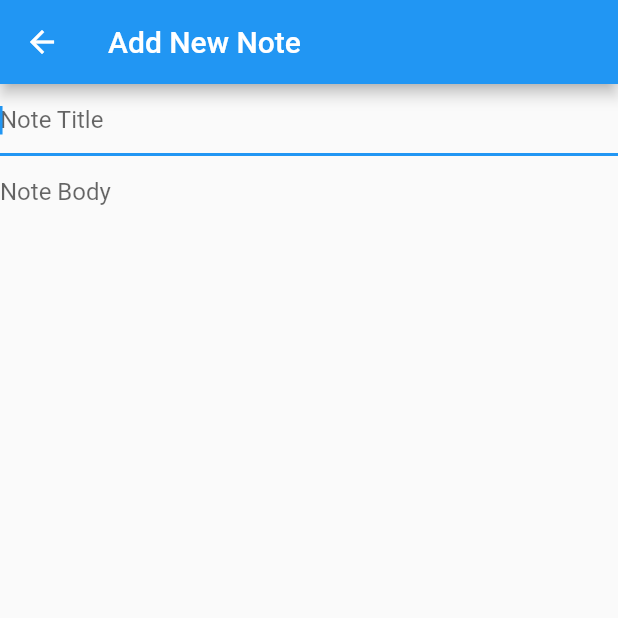
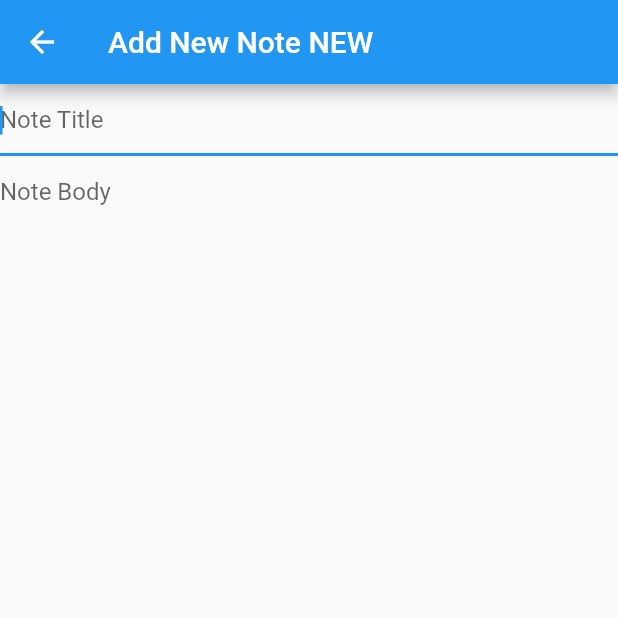
Before and after one commit to scottwinter/flutter_from_scratch, a Flutter app: the screen it shows after launch, after a tap on the "add" icon, on a phone screen of 412 x 824 dp, the top half of it. Run offline on Flutter 3.47's test engine with Material 2 defaults, Android fonts, the phone set to English and light mode, and no system bars; our stand-ins replace splashscreen, sqflite; accounts and stored records are empty.

Commit message:
Commiting some text field changes to I don't lose them when I merge.

```diff
--- /dev/null
+++ b/lib/pages/add_new_note.dart
@@ -0,0 +1,67 @@
+import 'package:flutter/material.dart';
+
+import 'package:flutter_from_scratch/model/note.dart';
+import 'package:flutter_from_scratch/repository/database.dart';
+
+class AddNewNote extends StatefulWidget {
+  @override
+  AddNewNoteState createState() => new AddNewNoteState();
+}
+
+class AddNewNoteState extends State<AddNewNote> {
+  final DatabaseHelper db = new DatabaseHelper();
+  final noteTitleController = TextEditingController();
+  final noteBodyController = TextEditingController();
+  static GlobalKey<FormState> _formKey = new GlobalKey<FormState>();
+  @override
+  Widget build(BuildContext context) {
+    return new Scaffold(
+      appBar: new AppBar(
+        title: Text("Add New Note NEW"),
+      ),
+      body: Container(
+        child: Column(children: [
+          TextField(
+            autofocus: true,
+            controller: noteTitleController,
+            decoration: InputDecoration(hintText: "Note Title"),
+          ),
+          Container(
+
+            child: Expanded(
+              flex: 1,
+              child: TextField(
+                    key: _formKey,
+                    maxLines: null,
+                    keyboardType: TextInputType.multiline,
+                    textAlign: TextAlign.left,
+                    controller: noteBodyController,
+                    decoration: InputDecoration(
+                        hintText: "Note Body",
+                        border: InputBorder.none
+                    ),
+                  ),
+
+            ),
+          ),
+          Container(
+            height: 20.0,
+          )
+        ]),
+      ), // Create function call here to populate body
+      floatingActionButton: FloatingActionButton(
+        onPressed: () {
+          db.saveNote(Note.data(
+              noteTitleController.text,
+              noteBodyController.text,
+              new DateTime.now().millisecondsSinceEpoch))
+              .then((_) {
+            Navigator.pop(context, 'save');
+          });
+        },
+        child: Icon(Icons.save),
+      ),
+    );
+  }
+
+}
--- a/lib/pages/main_page.dart
+++ b/lib/pages/main_page.dart
@@ -1,8 +1,7 @@
 import 'package:flutter/material.dart';
+import 'package:flutter_from_scratch/model/note.dart';
+import 'package:flutter_from_scratch/pages/add_new_note.dart';
 import 'package:flutter_from_scratch/pages/view_note.dart';
-import 'package:flutter_from_scratch/pages/add_note.dart';
-import 'package:flutter_from_scratch/model/note.dart';
-import 'package:flutter_from_scratch/repository/notes_repo.dart';
 import 'package:flutter_from_scratch/repository/database.dart';
 import 'package:splashscreen/splashscreen.dart';
 
@@ -139,7 +138,7 @@ class MainPageState extends State<MainPage> {
   void _createNewNote(BuildContext context) async {
     String result = await Navigator.push(
       context,
-      MaterialPageRoute(builder: (context) => AddNote()),
+      MaterialPageRoute(builder: (context) => AddNewNote()),
     );
 
     if (result == 'save') {
```
